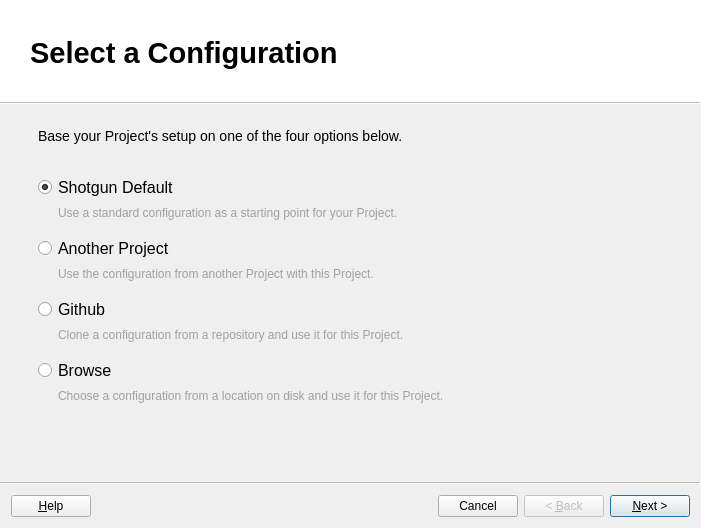
The window that resources/setup_project.ui (shotgunsoftware/tk-framework-adminui) describes before a commit, drawn with Qt 5.
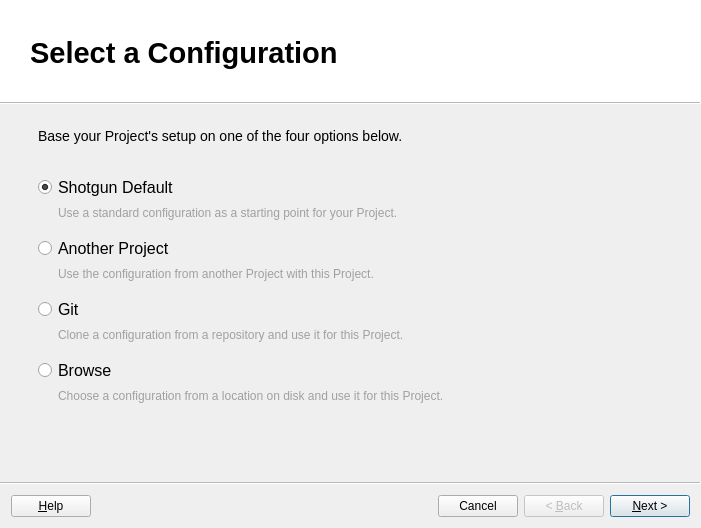
The same window after the commit. Icons and pictures are not drawn. Custom widgets are drawn as their Qt base class.

Commit message: Ticket #26020 - Added help urls - Updated Git page to not be github specific.

```diff
--- a/resources/setup_project.ui
+++ b/resources/setup_project.ui
@@ -194,7 +194,7 @@
 </string>
       </property>
       <property name="text">
-       <string>Github</string>
+       <string>Git</string>
       </property>
      </widget>
     </item>
```
Left out of the diff: 8 changed lines with no effect on the pictures. The commit also changes 9 other files.
